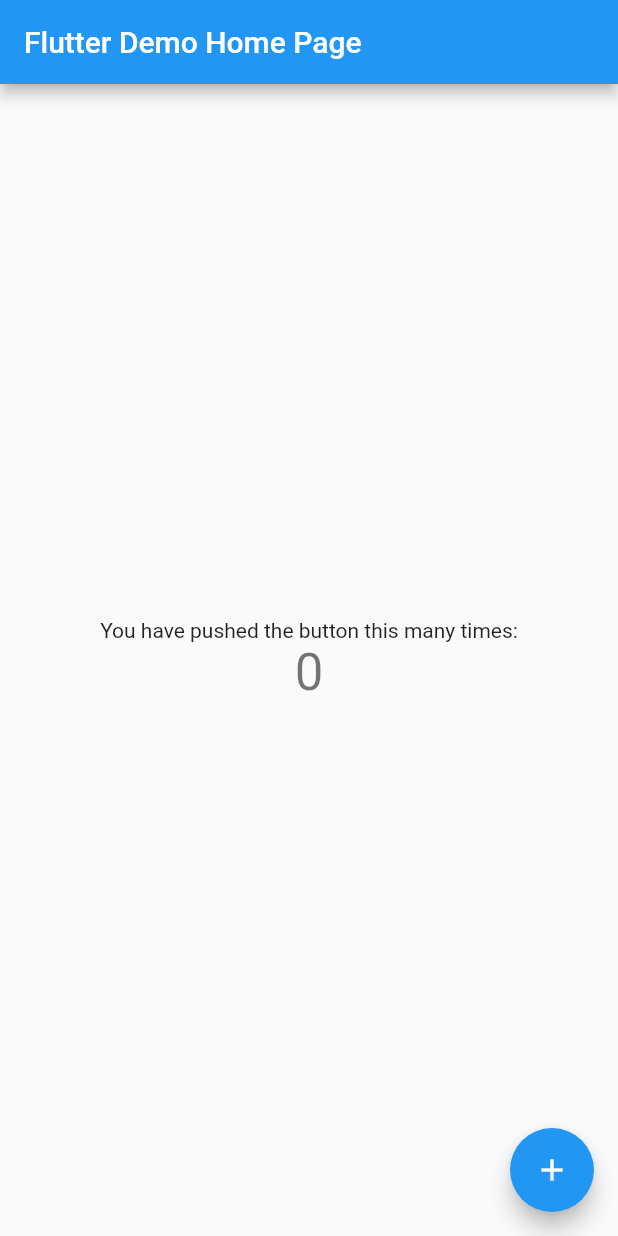
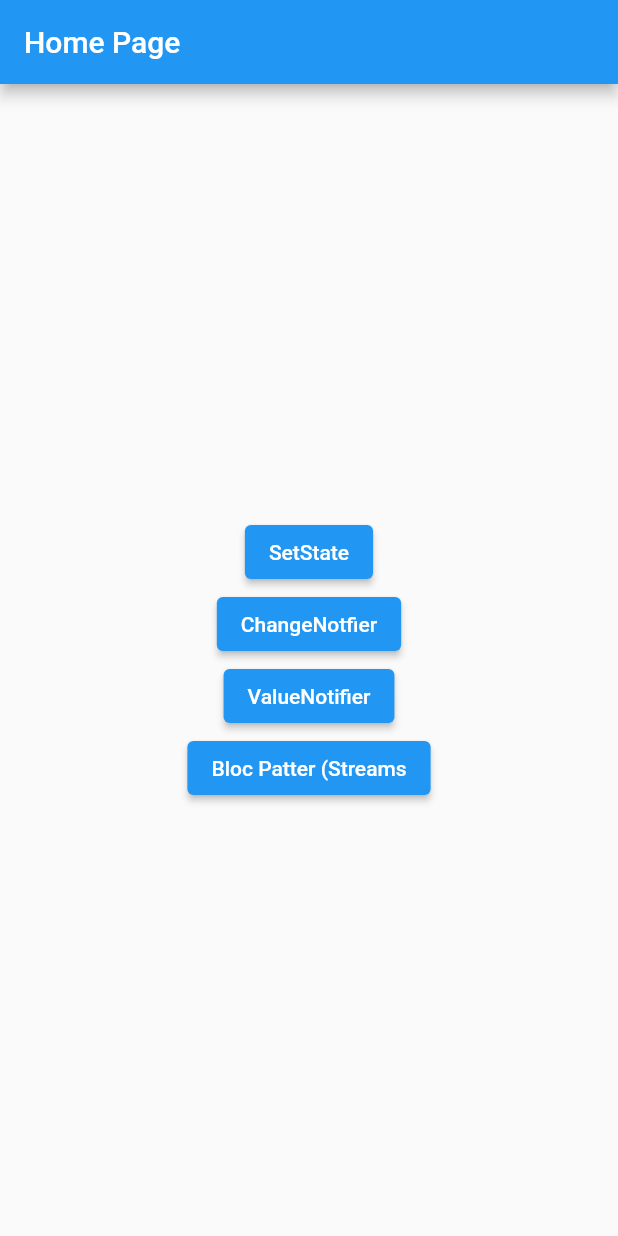
Before and after one commit to RodrigoSaymon/CalcularIMC, a Flutter app: the screen it shows after launch, on a phone screen of 412 x 824 dp. Run offline on Flutter 3.47's test engine with Material 2 defaults, Android fonts, the phone set to English and light mode, and no system bars; our stand-ins replace currency_text_input_formatter, syncfusion_flutter_gauges; missing offline and left inert: dart:ffi.

```diff
--- /dev/null
+++ b/imc/lib/home_Page.dart
@@ -0,0 +1,35 @@
+import 'package:flutter/material.dart';
+
+import 'setState/imc_state_page.dart';
+
+class HomePage extends StatelessWidget {
+  const HomePage({Key? key}) : super(key: key);
+
+  void _goToPage(BuildContext context, Widget page) {
+    Navigator.of(context).push(
+      MaterialPageRoute(
+        builder: (context) => page,
+      ),
+    );
+  }
+
+  @override
+  Widget build(BuildContext context) {
+    return Scaffold(
+      appBar: AppBar(
+        title: const Text('Home Page'),
+      ),
+      body: Center(
+        child: Column(
+          mainAxisAlignment: MainAxisAlignment.center,
+          children: [
+            ElevatedButton(onPressed: () => _goToPage(context, ImcStatePage()), child: Text('SetState')),
+            ElevatedButton(onPressed: () {}, child: Text('ChangeNotfier')),
+            ElevatedButton(onPressed: () {}, child: Text('ValueNotifier')),
+            ElevatedButton(onPressed: () {}, child: Text('Bloc Patter (Streams')),
+          ],
+        ),
+      ),
+    );
+  }
+}
--- a/imc/lib/main.dart
+++ b/imc/lib/main.dart
@@ -1,4 +1,5 @@
 import 'package:flutter/material.dart';
+import 'package:imc/home_Page.dart';
 
 void main() {
   runApp(const MyApp());
@@ -7,109 +8,15 @@ void main() {
 class MyApp extends StatelessWidget {
   const MyApp({Key? key}) : super(key: key);
 
-  // This widget is the root of your application.
   @override
   Widget build(BuildContext context) {
     return MaterialApp(
       title: 'Flutter Demo',
       theme: ThemeData(
-        // This is the theme of your application.
-        //
-        // Try running your application with "flutter run". You'll see the
-        // application has a blue toolbar. Then, without quitting the app, try
-        // changing the primarySwatch below to Colors.green and then invoke
-        // "hot reload" (press "r" in the console where you ran "flutter run",
-        // or simply save your changes to "hot reload" in a Flutter IDE).
-        // Notice that the counter didn't reset back to zero; the application
-        // is not restarted.
         primarySwatch: Colors.blue,
       ),
-      home: const MyHomePage(title: 'Flutter Demo Home Page'),
+      home: HomePage(),
+
     );
   }
 }
-
-class MyHomePage extends StatefulWidget {
-  const MyHomePage({Key? key, required this.title}) : super(key: key);
-
-  // This widget is the home page of your application. It is stateful, meaning
-  // that it has a State object (defined below) that contains fields that affect
-  // how it looks.
-
-  // This class is the configuration for the state. It holds the values (in this
-  // case the title) provided by the parent (in this case the App widget) and
-  // used by the build method of the State. Fields in a Widget subclass are
-  // always marked "final".
-
-  final String title;
-
-  @override
-  State<MyHomePage> createState() => _MyHomePageState();
-}
-
-class _MyHomePageState extends State<MyHomePage> {
-  int _counter = 0;
-
-  void _incrementCounter() {
-    setState(() {
-      // This call to setState tells the Flutter framework that something has
-      // changed in this State, which causes it to rerun the build method below
-      // so that the display can reflect the updated values. If we changed
-      // _counter without calling setState(), then the build method would not be
-      // called again, and so nothing would appear to happen.
-      _counter++;
-    });
-  }
-
-  @override
-  Widget build(BuildContext context) {
-    // This method is rerun every time setState is called, for instance as done
-    // by the _incrementCounter method above.
-    //
-    // The Flutter framework has been optimized to make rerunning build methods
-    // fast, so that you can just rebuild anything that needs updating rather
-    // than having to individually change instances of widgets.
-    return Scaffold(
-      appBar: AppBar(
-        // Here we take the value from the MyHomePage object that was created by
-        // the App.build method, and use it to set our appbar title.
-        title: Text(widget.title),
-      ),
-      body: Center(
-        // Center is a layout widget. It takes a single child and positions it
-        // in the middle of the parent.
-        child: Column(
-          // Column is also a layout widget. It takes a list of children and
-          // arranges them vertically. By default, it sizes itself to fit its
-          // children horizontally, and tries to be as tall as its parent.
-          //
-          // Invoke "debug painting" (press "p" in the console, choose the
-          // "Toggle Debug Paint" action from the Flutter Inspector in Android
-          // Studio, or the "Toggle Debug Paint" command in Visual Studio Code)
-          // to see the wireframe for each widget.
-          //
-          // Column has various properties to control how it sizes itself and
-          // how it positions its children. Here we use mainAxisAlignment to
-          // center the children vertically; the main axis here is the vertical
-          // axis because Columns are vertical (the cross axis would be
-          // horizontal).
-          mainAxisAlignment: MainAxisAlignment.center,
-          children: <Widget>[
-            const Text(
-              'You have pushed the button this many times:',
-            ),
-            Text(
-              '$_counter',
-              style: Theme.of(context).textTheme.headline4,
-            ),
-          ],
-        ),
-      ),
-      floatingActionButton: FloatingActionButton(
-        onPressed: _incrementCounter,
-        tooltip: 'Increment',
-        child: const Icon(Icons.add),
-      ), // This trailing comma makes auto-formatting nicer for build methods.
-    );
-  }
-}
--- a/imc/pubspec.yaml
+++ b/imc/pubspec.yaml
@@ -38,6 +38,9 @@ dependencies:
 dev_dependencies:
   flutter_test:
     sdk: flutter
+  syncfusion_flutter_gauges: ^20.2.38
+  currency_text_input_formatter: ^2.1.7
+  intl: ^0.17.0
 
   # The "flutter_lints" package below contains a set of recommended lints to
   # encourage good coding practices. The lint set provided by the package is
```
Also changed, not shown: imc/lib/Widgts/imc_gauge.dart (added, +51 -0 lines), imc/lib/Widgts/img_gauge_range.dart (added, +20 -0 lines), imc/lib/setState/imc_state_page.dart (added, +116 -0 lines), imc/lib/template.dart (added, +78 -0 lines), imc/pubspec.lock.
